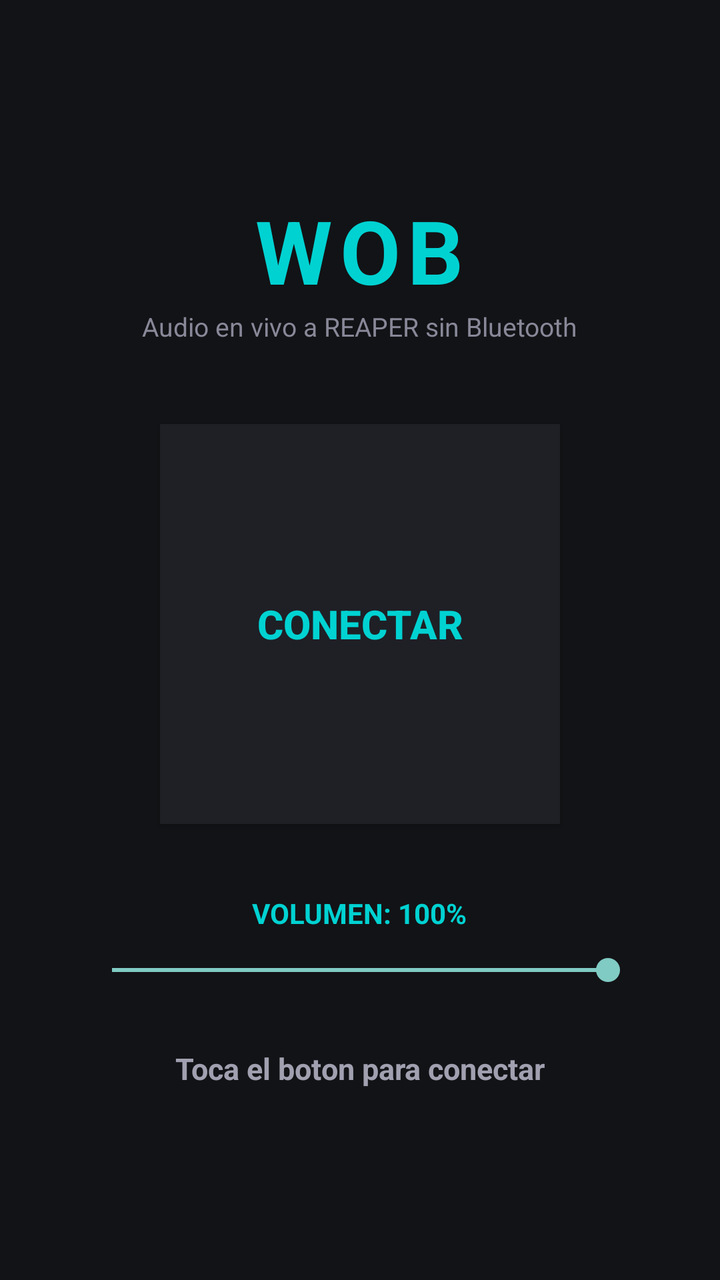
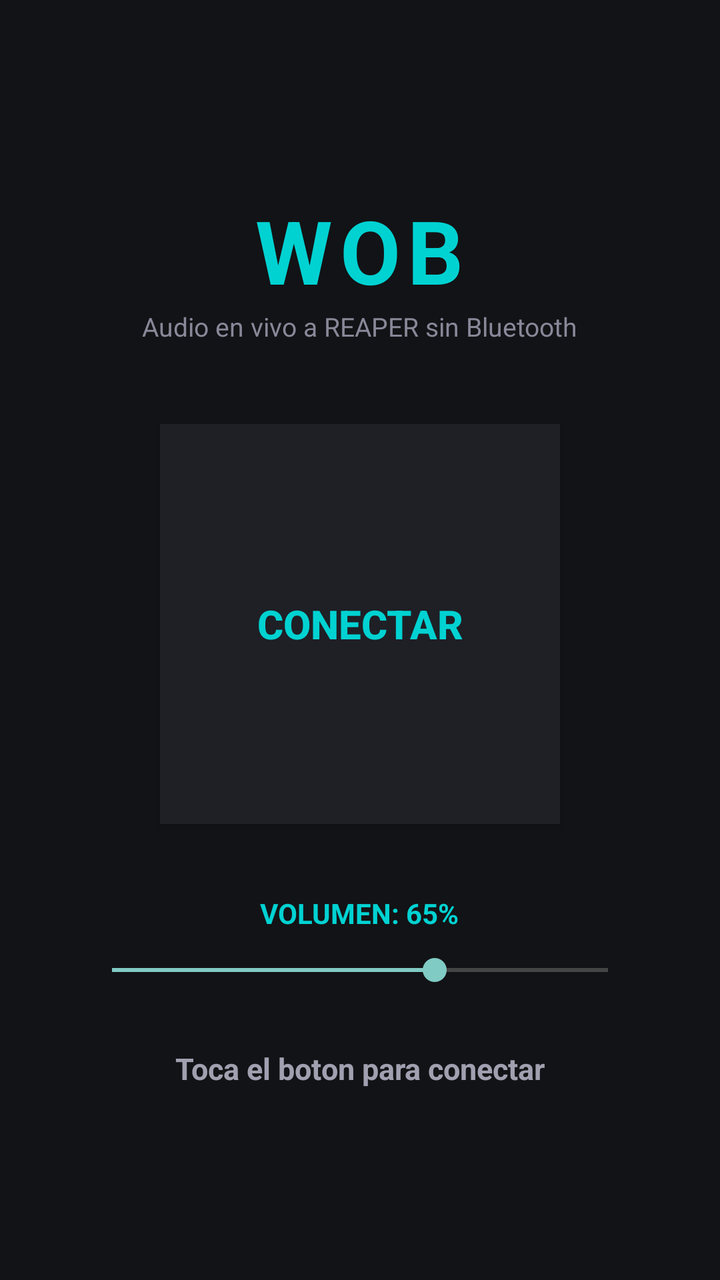

Before-and-after screenshots of an Android layout around one commit, followed by the original layout XML and the change that was made.
<!-- AndroidManifest.xml: application theme android:Theme.Material.NoActionBar -->
<!-- res/layout/activity_main.xml -->
<?xml version="1.0" encoding="utf-8"?>
<LinearLayout xmlns:android="http://schemas.android.com/apk/res/android"
    android:layout_width="match_parent"
    android:layout_height="match_parent"
    android:orientation="vertical"
    android:gravity="center"
    android:background="#121316"
    android:padding="28dp">

    
    <TextView
        android:layout_width="wrap_content"
        android:layout_height="wrap_content"
        android:text="WOB"
        android:textColor="#00D2D2"
        android:textSize="44sp"
        android:textStyle="bold"
        android:letterSpacing="0.08" />

    
    <TextView
        android:layout_width="wrap_content"
        android:layout_height="wrap_content"
        android:text="Audio en vivo a REAPER sin Bluetooth"
        android:textColor="#888899"
        android:textSize="13sp"
        android:layout_marginBottom="40dp" />

    
    <Button
        android:id="@+id/btnPower"
        android:layout_width="200dp"
        android:layout_height="200dp"
        android:background="#1E2026"
        android:textColor="#00D2D2"
        android:textSize="20sp"
        android:textStyle="bold"
        android:text="CONECTAR"
        android:elevation="8dp"
        android:layout_marginBottom="35dp" />

    
    <LinearLayout
        android:layout_width="match_parent"
        android:layout_height="wrap_content"
        android:orientation="vertical"
        android:layout_marginBottom="30dp"
        android:paddingStart="12dp"
        android:paddingEnd="12dp">

        <TextView
            android:id="@+id/txtVolume"
            android:layout_width="wrap_content"
            android:layout_height="wrap_content"
            android:text="VOLUMEN: 100%"
            android:textColor="#00D2D2"
            android:textSize="14sp"
            android:textStyle="bold"
            android:layout_gravity="center_horizontal"
            android:layout_marginBottom="10dp" />

        <SeekBar
            android:id="@+id/seekVolume"
            android:layout_width="match_parent"
            android:layout_height="wrap_content"
            android:max="100"
            android:progress="100" />
    </LinearLayout>

    
    <TextView
        android:id="@+id/txtStatus"
        android:layout_width="wrap_content"
        android:layout_height="wrap_content"
        android:text="Toca el boton para conectar"
        android:textColor="#A0A0B0"
        android:textSize="15sp"
        android:textStyle="bold" />

</LinearLayout>
<!-- resources referenced by this layout -->
<resources>

</resources>

<!-- the commit's change to res/layout/activity_main.xml (unified diff, before → after) -->
@@ -52,7 +52,7 @@
             android:id="@+id/txtVolume"
             android:layout_width="wrap_content"
             android:layout_height="wrap_content"
-            android:text="VOLUMEN: 100%"
+            android:text="VOLUMEN: 65%"
             android:textColor="#00D2D2"
             android:textSize="14sp"
             android:textStyle="bold"
@@ -64,7 +64,7 @@
             android:layout_width="match_parent"
             android:layout_height="wrap_content"
             android:max="100"
-            android:progress="100" />
+            android:progress="65" />
     </LinearLayout>
 
     
